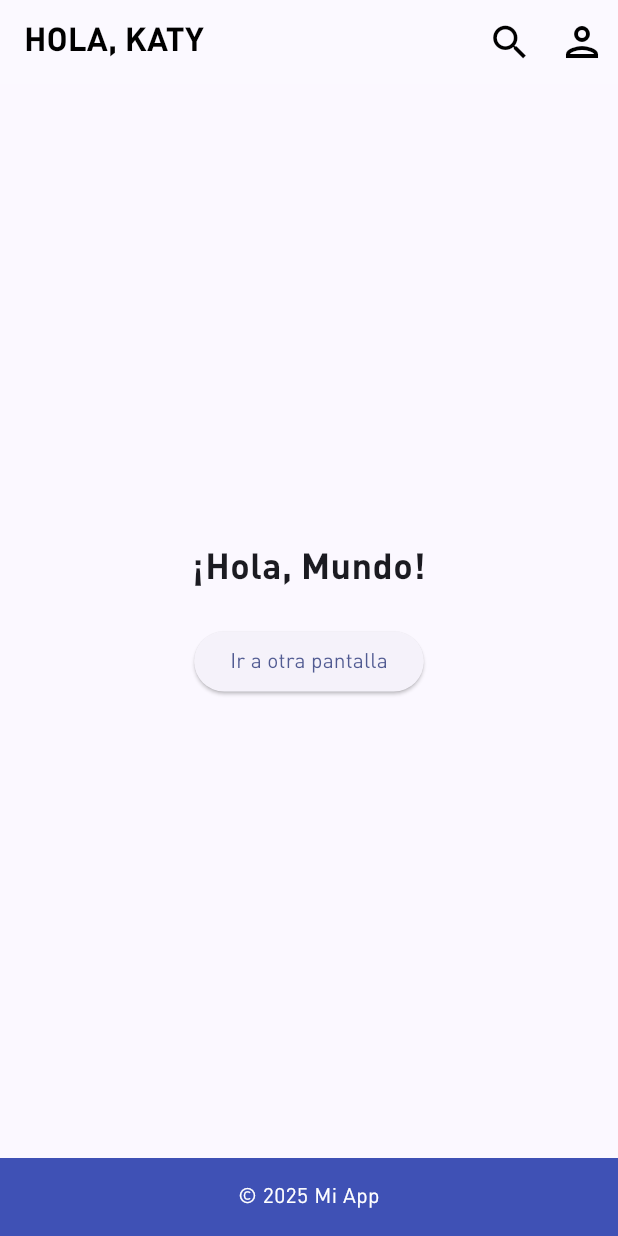
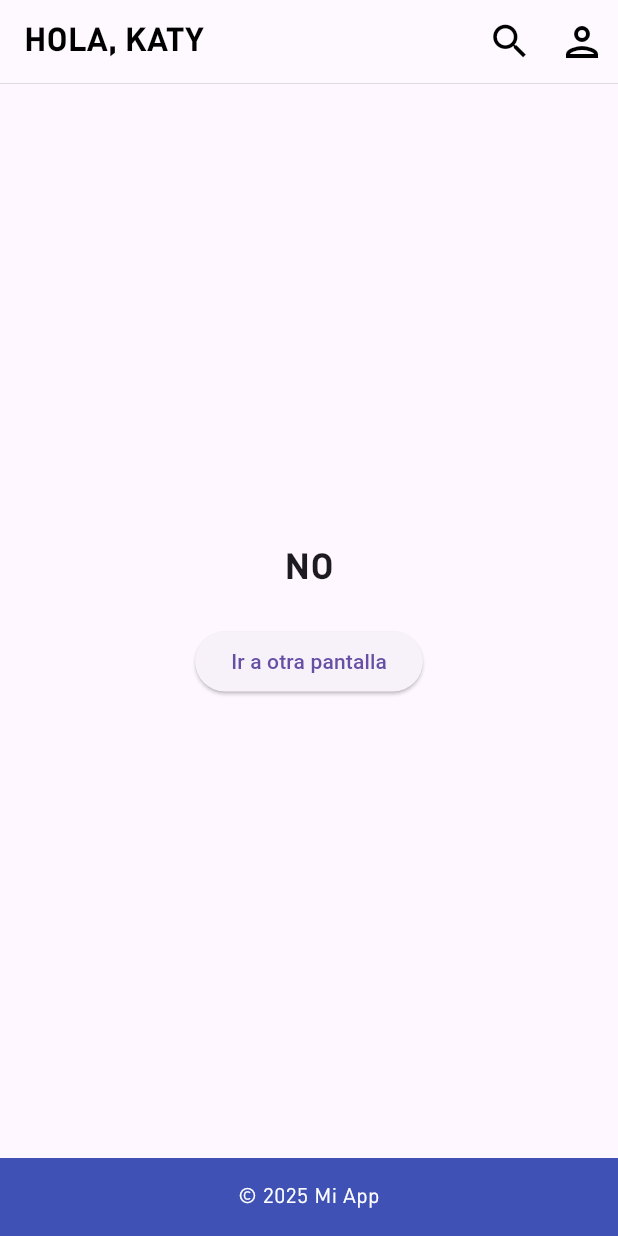
Before and after one commit to Katkat04/FlutterApp, a Flutter app: the screen it shows after launch, after a tap on "Iniciar Sesión", on a phone screen of 412 x 824 dp. Run offline on Flutter 3.47's test engine with Material 3 defaults, Android fonts, the phone set to English and light mode, and no system bars.

Commit message:
feat: make changes in the appbar

```diff
--- a/lib/app/app.dart
+++ b/lib/app/app.dart
@@ -7,9 +7,22 @@ class MyApp extends StatelessWidget {
   @override
   Widget build(BuildContext context) {
     return MaterialApp(
-      title: 'Flutter Demo',
+      title: 'My adidas app',
       theme: ThemeData(
-        colorScheme: ColorScheme.fromSeed(seedColor: Colors.indigo),
+        textTheme: ThemeData.light().textTheme.apply(
+          bodyColor: Colors.black,
+          displayColor: Colors.black,
+        ).copyWith(
+          bodyLarge: const TextStyle().copyWith(
+            textBaseline: TextBaseline.alphabetic,
+          ),
+          bodyMedium: const TextStyle().copyWith(
+            textBaseline: TextBaseline.alphabetic,
+          ),
+          bodySmall: const TextStyle().copyWith(
+            textBaseline: TextBaseline.alphabetic,
+          ),
+        ),
         useMaterial3: true,
         fontFamily: 'AdihausDIN',
         appBarTheme: const AppBarTheme(
@@ -25,7 +38,75 @@ class MyApp extends StatelessWidget {
           ),
         ),
       ),
+      builder: (context, child) {
+        return DefaultTextStyle.merge(
+          style: const TextStyle(
+            fontFamily: 'AdihausDIN',
+          ),
+          child: _Uppercase(child: child ?? const SizedBox())
+        );
+      },
       home: const  LoginScreen()
     );
   }
 }
+
+class _Uppercase extends StatelessWidget {
+  final Widget child;
+  const _Uppercase({required this.child});
+
+  @override
+  Widget build(BuildContext context) {
+    return MediaQuery(
+      data: MediaQuery.of(context),
+      child: _UppercaseText(child: child),
+    );
+  }
+}
+
+class _UppercaseText extends StatelessWidget {
+  final Widget child;
+  const _UppercaseText({required this.child});
+
+  @override
+  Widget build(BuildContext context) {
+    return Builder(
+      builder: (context) {
+        return TextThemeOverride(child: child);
+      },
+    );
+  }
+}
+
+class TextThemeOverride extends StatelessWidget {
+  final Widget child;
+  const TextThemeOverride({required this.child});
+
+  @override
+  Widget build(BuildContext context) {
+    return DefaultTextStyle(
+      style: DefaultTextStyle.of(context).style.copyWith(
+            textBaseline: TextBaseline.alphabetic,
+          ),
+      child: _UppercaseTextWrapper(child: child),
+    );
+  }
+}
+
+class _UppercaseTextWrapper extends StatelessWidget {
+  final Widget child;
+  const _UppercaseTextWrapper({required this.child});
+
+  @override
+  Widget build(BuildContext context) {
+    return _TextUppercaseInherited(child: child);
+  }
+}
+
+/// Un InheritedWidget para interceptar Text widgets
+class _TextUppercaseInherited extends InheritedWidget {
+  const _TextUppercaseInherited({required super.child});
+
+  @override
+  bool updateShouldNotify(covariant InheritedWidget oldWidget) => false;
+}
--- a/lib/features/Home/screens/home_screen.dart
+++ b/lib/features/Home/screens/home_screen.dart
@@ -7,13 +7,12 @@ class HomeScreen extends StatelessWidget {
   @override
   Widget build(BuildContext context) {
     return MainLayout(
-      //appBar: AppBar(title: const Text('Home')),
       child: Center(
         child: Column(
           mainAxisAlignment: MainAxisAlignment.center,
           children: [
             const Text(
-              '¡Hola, Mundo!',
+              'NO',
               style: TextStyle(fontSize: 24, fontWeight: FontWeight.bold),
             ),
             const SizedBox(height: 20),
--- a/lib/shared/widgets/header.dart
+++ b/lib/shared/widgets/header.dart
@@ -9,7 +9,17 @@ class Header extends StatelessWidget implements PreferredSizeWidget {
       backgroundColor: Colors.white10,
       title: const Text("HOLA, KATY"),
       centerTitle: false,
-      automaticallyImplyLeading: false,
+      automaticallyImplyLeading: false, //flechaatras
+      elevation: 0.0,
+
+      bottom: PreferredSize(
+        preferredSize: const Size.fromHeight(1.0),
+        child: Container(
+          color: Colors.black87,
+          height: 0.1,
+        ),
+      ),
+
       actions: [
         IconButton(
           icon: const Icon(Icons.search),
```
